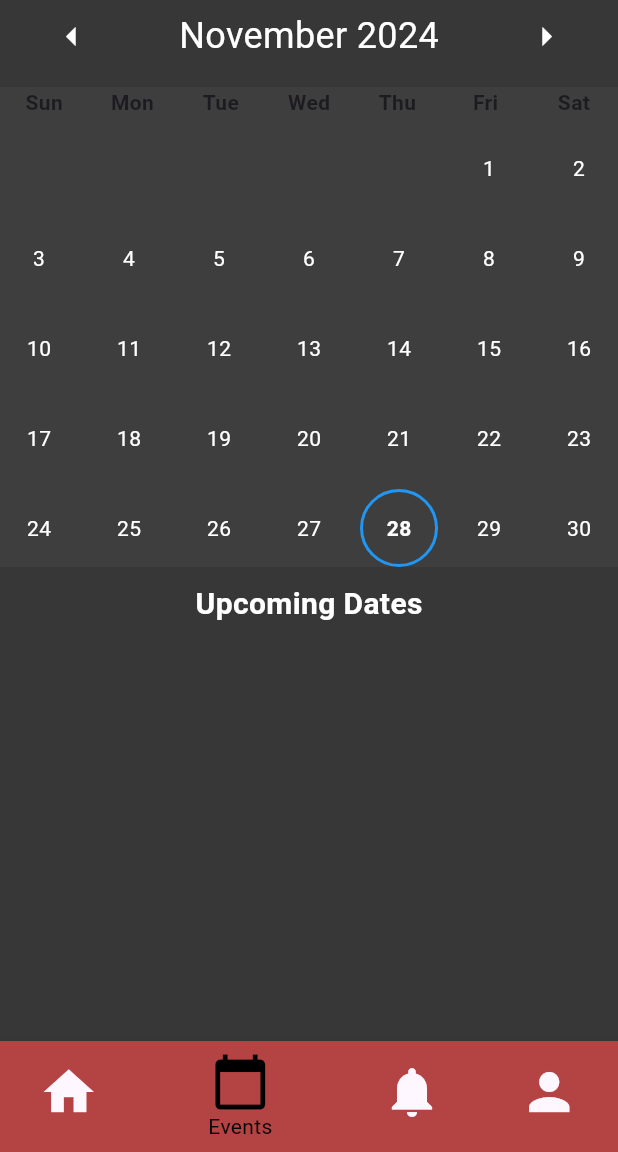
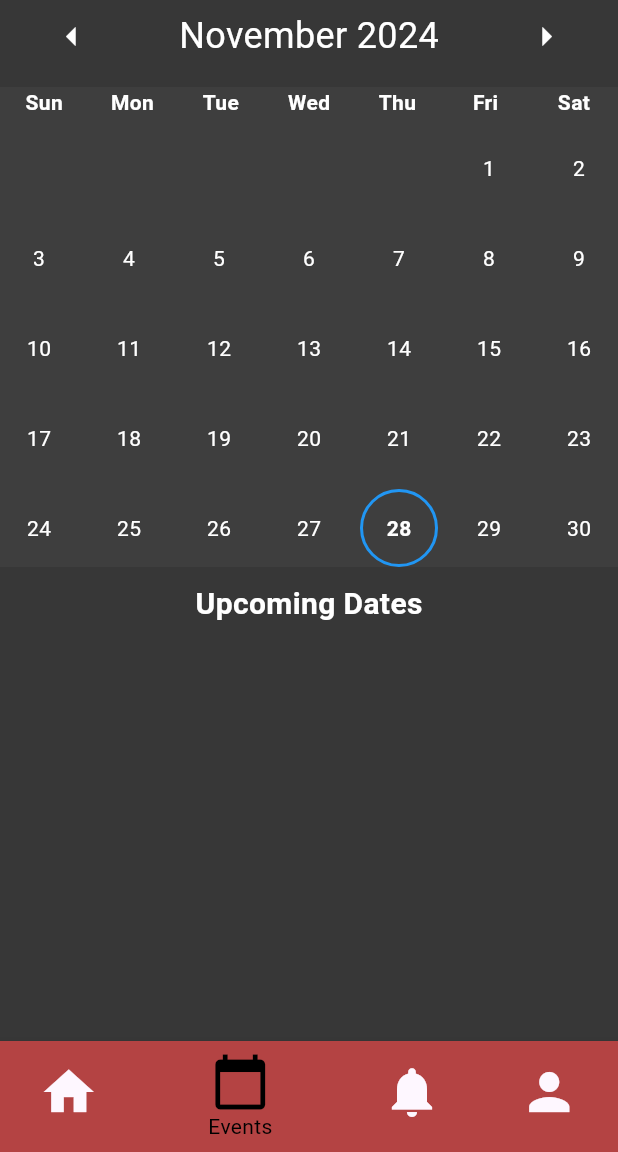
Before and after one commit to gennarofinelli/AppDev2Project, a Flutter app: the mainScreen screen opened directly with empty values, item 2 of the bottom bar chosen, on a phone screen of 412 x 824 dp, the part 84-1236 px from its top. Run offline on Flutter 3.47's test engine with Material 3 defaults, Android fonts, the phone set to English and light mode, and no system bars; our stand-ins replace cloud_firestore, firebase_core, image_picker; accounts and stored records are empty.

Commit message:
Added appearance (Dark and Light Mode)

```diff
--- a/Coding/lib/events.dart
+++ b/Coding/lib/events.dart
@@ -116,7 +116,7 @@ class _EventsState extends State<events> {
                       .map((day) => Expanded(
                       child: Center(
                           child: Text(day,
-                              style: TextStyle(fontWeight: FontWeight.bold)))))
+                              style: TextStyle(fontWeight: FontWeight.bold, color: theme=='Light'?Colors.black:Colors.white)))))
                       .toList(),
                 ),
                 SizedBox(height: 8),
```
